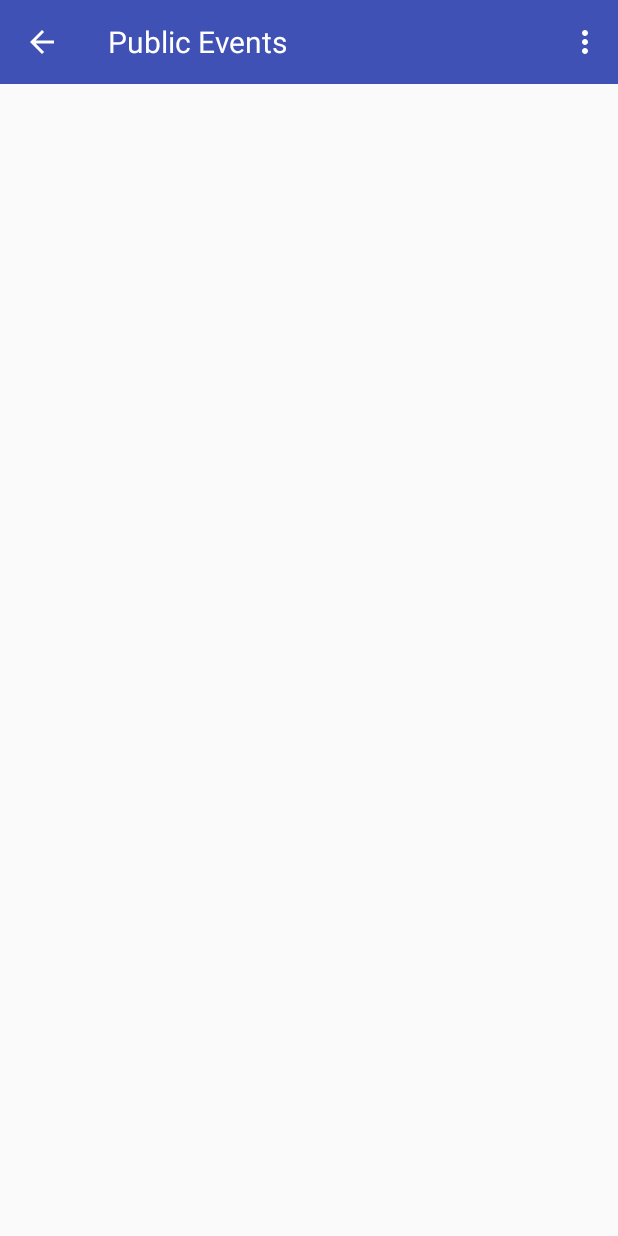
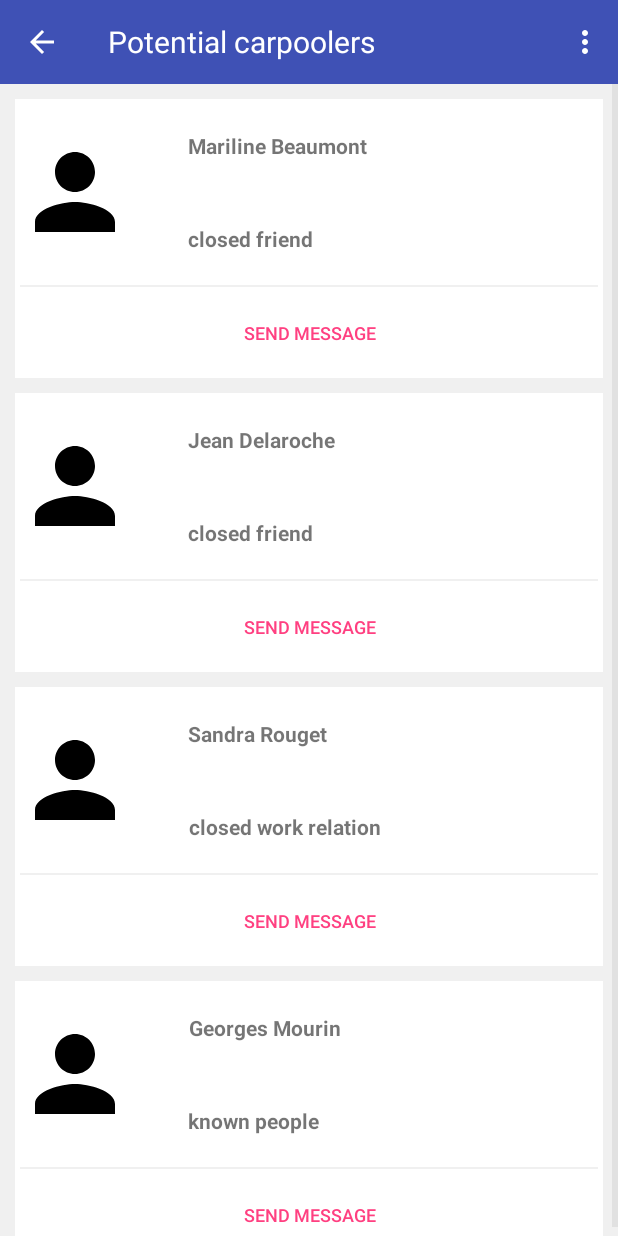
Before and after one commit to 0rangeProject/BeSocial, an Android app: the PotentialCarpoolersActivity screen opened directly, with no data from a screen before it, on a phone screen of 412 x 824 dp. Run offline under Robolectric (Android 15) with nearby library versions, the phone set to English and light mode, and no system bars; libraries missing offline, so code that uses them is left out: com.olab.smplibrary.

Commit message:
Improvement of PotentialCarpoolersActivity / Fragment

```diff
--- /dev/null
+++ b/app/src/main/java/com/example/agathe/tsgtest/carpooling/CardsAdapterCarpooling.java
@@ -0,0 +1,83 @@
+package com.example.agathe.tsgtest.carpooling;
+
+import android.content.Context;
+import android.view.LayoutInflater;
+import android.view.View;
+import android.view.View.OnClickListener;
+import android.view.ViewGroup;
+import android.widget.BaseAdapter;
+import android.widget.Button;
+import android.widget.TextView;
+
+import com.example.agathe.tsgtest.R;
+
+import java.util.List;
+
+/**
+ * Created by DanchaoGU on 2016/11/8.
+ */
+
+public class CardsAdapterCarpooling extends BaseAdapter {
+
+    private List<String> itemsName;
+    private List<String> itemsRelation;
+    private final OnClickListener itemButtonClickListener;
+    private final Context context;
+
+    public CardsAdapterCarpooling(Context context, List<String> itemsName, List<String> itemsRelation, OnClickListener itemButtonClickListener) {
+        this.context = context;
+        this.itemsName = itemsName;
+        this.itemsRelation = itemsRelation;
+        this.itemButtonClickListener = itemButtonClickListener;
+    }
+
+    @Override
+    public int getCount() {
+        return itemsName.size();
+    }
+
+    @Override
+    public String getItem(int position) {
+        return itemsName.get(position);
+    }
+
+    @Override
+    public long getItemId(int position) {
+        return position;
+    }
+
+    @Override
+    public View getView(int position, View convertView, ViewGroup parent) {
+
+        ViewHolder holder;
+
+        if (convertView == null) {
+            convertView = LayoutInflater.from(context).inflate(R.layout.list_item_card_carpooling, null);
+
+            holder = new ViewHolder();
+            holder.itemName = (TextView) convertView.findViewById(R.id.name);
+            holder.itemRelation = (TextView) convertView.findViewById(R.id.type_of_relation);
+            holder.itemButton = (Button) convertView.findViewById(R.id.list_item_card_button);
+            convertView.setTag(holder);
+
+        } else {
+            holder = (ViewHolder) convertView.getTag();
+        }
+
+        holder.itemName.setText(itemsName.get(position));
+        holder.itemRelation.setText(itemsRelation.get(position));
+
+        if (itemButtonClickListener != null) {
+            holder.itemButton.setOnClickListener(itemButtonClickListener);
+        }
+
+        return convertView;
+    }
+
+    private static class ViewHolder {
+        private TextView itemName;
+        private TextView itemRelation;
+        private Button itemButton;
+    }
+
+}
--- a/app/src/main/java/com/example/agathe/tsgtest/carpooling/PotentialCarpoolersActivity.java
+++ b/app/src/main/java/com/example/agathe/tsgtest/carpooling/PotentialCarpoolersActivity.java
@@ -1,6 +1,7 @@
 package com.example.agathe.tsgtest.carpooling;
 
 import android.content.Context;
+import android.content.Intent;
 import android.os.Bundle;
 import android.support.v7.app.ActionBar;
 import android.support.v7.app.AlertDialog;
@@ -23,12 +24,20 @@ public class PotentialCarpoolersActivity extends AppCompatActivity {
 
         Context context;
         TextView view_test, view_test_1;
+        public int pageNumber;
+
         @Override
         protected void onCreate(Bundle savedInstanceState) {
             super.onCreate(savedInstanceState);
-            setContentView(R.layout.activity_public_events);
-            //set toolbar
-            Toolbar myToolbar = (Toolbar) findViewById(R.id.my_toolbar_pe);
+            setContentView(R.layout.activity_carpoolers);
+
+            Bundle extras = getIntent().getExtras();
+
+            if (extras != null)
+                pageNumber = extras.getInt("pageNumber");
+
+            // Set toolbar
+            Toolbar myToolbar = (Toolbar) findViewById(R.id.my_toolbar_carpoolers);
             setSupportActionBar(myToolbar);
 
             // Get a support ActionBar corresponding to this toolbar
@@ -40,24 +49,6 @@ public class PotentialCarpoolersActivity extends AppCompatActivity {
             if (savedInstanceState == null) {
                 getFragmentManager().beginTransaction().add(R.id.container, new PotentialCarpoolersFragment()).commit();
             }
-
-            context = this;
-            view_test = (TextView) findViewById( R.id.pe_view_test);
-            view_test_1 = (TextView) findViewById( R.id.pe_view_test_1);
-            String test_output = "Logged as: " + SMPLibrary.LoggedUserName();
-            test_output += "Is logged in: " + SMPLibrary.IsLoggedIn();
-            SMPLibrary.GetFrequentContacts(context, 10, new DataResponseCallback(){
-                @Override
-                //  OnResponse callback is called when request is finished processing
-                //  returns response code and JSON in form of string.
-                public void OnResponse( int response_code, String data_response ){
-                    Log.i("PublicEvents:Response", "GetFrequentContacts response code " + response_code );
-                    Log.i("PublicEvents:Respwonse", "GetFrequentContacts - " + data_response);
-                    ShowMessage("Frequent Contacts\n" + data_response);
-                }
-            });
-            view_test.setText(test_output);
-
         }
 
         @Override
@@ -92,20 +83,9 @@ public class PotentialCarpoolersActivity extends AppCompatActivity {
             }
         }
 
-        //  function displaying message in TextView box.
-        void ShowMessage(String message){
-            final String to_show = message;
-            runOnUiThread(new Runnable() {
-                @Override
-                public void run() {
-                    view_test_1.setText( to_show );
-                }
-            });
-        }
-
         private void refresh() {
             finish();
-            // Intent intent = new Intent(PotentialCarpoolersActivity.class, PotentialCarpoolersActivity.class);
-            //startActivity(intent);
+            Intent intent = new Intent(PotentialCarpoolersActivity.this, PotentialCarpoolersActivity.class);
+            startActivity(intent);
         }
     }
--- a/app/src/main/java/com/example/agathe/tsgtest/carpooling/PotentialCarpoolersFragment.java
+++ b/app/src/main/java/com/example/agathe/tsgtest/carpooling/PotentialCarpoolersFragment.java
@@ -20,10 +20,11 @@ import java.util.ArrayList;
 
 public class PotentialCarpoolersFragment extends Fragment {
     private ListView cardsList;
+    private int pageNumber;
 
     @Override
     public View onCreateView(LayoutInflater inflater, ViewGroup container, Bundle savedInstanceState) {
-        View rootView = inflater.inflate(R.layout.fragment_public_events, container, false);
+        View rootView = inflater.inflate(R.layout.fragment_carpoolers, container, false);
         cardsList = (ListView) rootView.findViewById(R.id.cards_list);
         setupList();
         return rootView;
@@ -34,25 +35,51 @@ public class PotentialCarpoolersFragment extends Fragment {
         cardsList.setOnItemClickListener(new ListItemClickListener());
     }
 
-    private CardsAdapter createAdapter() {
-        ArrayList<String> items = new ArrayList<String>();
-        for (int i = 0; i < 100; i++) {
-            items.add(i, "Text for List Item " + i);
+    private CardsAdapterCarpooling createAdapter() {
+        ArrayList<String> itemsName = new ArrayList<String>();
+        ArrayList<String> itemsRelation = new ArrayList<String>();
+        if (pageNumber == 0) {
+            itemsName.add("Mariline Beaumont");
+            itemsName.add("Jean Delaroche");
+            itemsName.add("Sandra Rouget");
+            itemsName.add("Georges Mourin");
+            itemsRelation.add("closed friend");
+            itemsRelation.add("closed friend");
+            itemsRelation.add("closed work relation");
+            itemsRelation.add("known people");
         }
 
-        return new CardsAdapter(getActivity(), items, new ListItemButtonClickListener());
+        if (pageNumber == 1) {
+            itemsName.add("Jules Noyelles");
+            itemsName.add("Léa Dallenne");
+            itemsName.add("Caroline Dumoulin");
+            itemsName.add("Paul Martin");
+            itemsRelation.add("closed friend");
+            itemsRelation.add("family relation");
+            itemsRelation.add("closed work relation");
+            itemsRelation.add("known people");
+        }
+
+        if (pageNumber == 2) {
+            itemsName.add("Hélèna de Lila");
+            itemsName.add("Claude Sapin");
+            itemsName.add("Mélanie Lapin");
+            itemsName.add("Hector Sauvage");
+            itemsRelation.add("closed friend");
+            itemsRelation.add("closed friend");
+            itemsRelation.add("closed work relation");
+            itemsRelation.add("known people");
+        }
+
+        return new CardsAdapterCarpooling(getActivity(), itemsName, itemsRelation, new ListItemButtonClickListener());
     }
 
     private final class ListItemButtonClickListener implements View.OnClickListener {
         @Override
         public void onClick(View v) {
             for (int i = cardsList.getFirstVisiblePosition(); i <= cardsList.getLastVisiblePosition(); i++) {
-                if (v == cardsList.getChildAt(i - cardsList.getFirstVisiblePosition()).findViewById(R.id.list_item_card_button_1)) {
-                    // PERFORM AN ACTION WITH THE ITEM AT POSITION i
-                    Toast.makeText(getActivity(), "Clicked on Left Action Button of List Item " + i, Toast.LENGTH_SHORT).show();
-                } else if (v == cardsList.getChildAt(i - cardsList.getFirstVisiblePosition()).findViewById(R.id.list_item_card_button_2)) {
-                    // PERFORM ANOTHER ACTION WITH THE ITEM AT POSITION i
-                    Toast.makeText(getActivity(), "Clicked on Right Action Button of List Item " + i, Toast.LENGTH_SHORT).show();
+                if (v == cardsList.getChildAt(i - cardsList.getFirstVisiblePosition()).findViewById(R.id.list_item_card_button)) {
+                    Toast.makeText(getActivity(), "Clicked on Action Button of List Item " + i, Toast.LENGTH_SHORT).show();
                 }
             }
         }
--- a/app/src/main/java/com/example/agathe/tsgtest/carpooling/PurposeActivity.java
+++ b/app/src/main/java/com/example/agathe/tsgtest/carpooling/PurposeActivity.java
@@ -3,7 +3,6 @@ package com.example.agathe.tsgtest.carpooling;
 import android.content.Intent;
 import android.support.annotation.Nullable;
 import android.support.design.widget.FloatingActionButton;
-import android.support.design.widget.Snackbar;
 import android.support.v4.app.FragmentTransaction;
 import android.support.v7.app.AppCompatActivity;
 import android.support.v7.widget.Toolbar;
@@ -13,6 +12,7 @@ import android.support.v4.app.FragmentManager;
 import android.support.v4.app.FragmentPagerAdapter;
 import android.support.v4.view.ViewPager;
 import android.os.Bundle;
+import android.util.Log;
 import android.view.LayoutInflater;
 import android.view.Menu;
 import android.view.MenuItem;
@@ -35,23 +35,10 @@ import com.google.android.gms.maps.model.MarkerOptions;
 import java.util.ArrayList;
 import java.util.List;
 
-
 public class PurposeActivity extends AppCompatActivity {
 
-    /**
-     * The {@link android.support.v4.view.PagerAdapter} that will provide
-     * fragments for each of the sections. We use a
-     * {@link FragmentPagerAdapter} derivative, which will keep every
-     * loaded fragment in memory. If this becomes too memory intensive, it
-     * may be best to switch to a
-     * {@link android.support.v4.app.FragmentStatePagerAdapter}.
-     */
     private SectionsPagerAdapter mSectionsPagerAdapter;
     private static View view;
-
-    /**
-     * The {@link ViewPager} that will host the section contents.
-     */
     private ViewPager mViewPager;
 
     @Override
@@ -61,25 +48,25 @@ public class PurposeActivity extends AppCompatActivity {
 
         Toolbar toolbar = (Toolbar) findViewById(R.id.toolbar);
         setSupportActionBar(toolbar);
-        // Create the adapter that will return a fragment for each of the three
-        // primary sections of the activity.
+
         mSectionsPagerAdapter = new SectionsPagerAdapter(getSupportFragmentManager());
 
         // Set up the ViewPager with the sections adapter.
         mViewPager = (ViewPager) findViewById(R.id.container);
         mViewPager.setAdapter(mSectionsPagerAdapter);
 
+        PageListener pageListener = new PageListener();
+        mViewPager.setOnPageChangeListener(pageListener);
+
         FloatingActionButton fab = (FloatingActionButton) findViewById(R.id.fab);
         fab.setOnClickListener(new View.OnClickListener() {
             @Override
             public void onClick(View view) {
                 Intent intent = new Intent(PurposeActivity.this, PotentialCarpoolersActivity.class);
+                intent.putExtra("pageNumber", currentPage);
                 startActivity(intent);
-                Snackbar.make(view, "Replace with your own action", Snackbar.LENGTH_LONG)
-                        .setAction("Action", null).show();
             }
         });
-
     }
 
 
@@ -114,6 +101,7 @@ public class PurposeActivity extends AppCompatActivity {
          * fragment.
          */
         private static final String ARG_SECTION_NUMBER = "section_number";
+        // private int pageNumber = 0;
 
         public PlaceholderFragment() {
         }
@@ -150,6 +138,7 @@ public class PurposeActivity extends AppCompatActivity {
                     destination.setText("2 Avenue de la Porte Molitor, 75016 Paris");
                     break;
             }
+
             return view;
         }
 
@@ -208,6 +197,10 @@ public class PurposeActivity extends AppCompatActivity {
                 }
             });
         }
+
+        public int getPageNumber() {
+            return getArguments().getInt(ARG_SECTION_NUMBER);
+        }
     }
 
     /**
@@ -233,4 +226,12 @@ public class PurposeActivity extends AppCompatActivity {
             return 3;
         }
     }
+
+    private static int currentPage;
+
+    private static class PageListener extends ViewPager.SimpleOnPageChangeListener {
+        public void onPageSelected(int position) {
+            currentPage = position;
+        }
+    }
 }
--- /dev/null
+++ b/app/src/main/res/drawable/ic_person_black_24dp.xml
@@ -0,0 +1,9 @@
+<vector xmlns:android="http://schemas.android.com/apk/res/android"
+        android:width="24dp"
+        android:height="24dp"
+        android:viewportWidth="24.0"
+        android:viewportHeight="24.0">
+    <path
+        android:fillColor="#FF000000"
+        android:pathData="M12,12c2.21,0 4,-1.79 4,-4s-1.79,-4 -4,-4 -4,1.79 -4,4 1.79,4 4,4zM12,14c-2.67,0 -8,1.34 -8,4v2h16v-2c0,-2.66 -5.33,-4 -8,-4z"/>
+</vector>
--- /dev/null
+++ b/app/src/main/res/layout/activity_carpoolers.xml
@@ -0,0 +1,35 @@
+<?xml version="1.0" encoding="utf-8"?>
+<LinearLayout xmlns:android="http://schemas.android.com/apk/res/android"
+    xmlns:tools="http://schemas.android.com/tools"
+    android:layout_width="match_parent"
+    android:layout_height="match_parent"
+    android:orientation="vertical"
+    tools:context="com.example.agathe.tsgtest.events.PublicEventsActivity">
+
+    <android.support.v7.widget.Toolbar
+        xmlns:app="http://schemas.android.com/apk/res-auto"
+        android:id="@+id/my_toolbar_carpoolers"
+        android:layout_width="match_parent"
+        android:layout_height="?attr/actionBarSize"
+        android:background="?attr/colorPrimary"
+        android:theme="@style/ThemeOverlay.AppCompat.Dark.ActionBar"
+        app:popupTheme="@style/ThemeOverlay.AppCompat.Light" >
+
+        <TextView
+            android:layout_width="match_parent"
+            android:layout_height="wrap_content"
+            android:text="@string/potential_carpoolers"
+            android:textSize="20sp"
+            android:textColor="#FFFFFF" />
+
+    </android.support.v7.widget.Toolbar>
+
+    <FrameLayout xmlns:android="http://schemas.android.com/apk/res/android"
+        xmlns:tools="http://schemas.android.com/tools"
+        android:id="@+id/container"
+        android:layout_width="match_parent"
+        android:layout_height="match_parent"
+        tools:context="com.example.agathe.tsgtest.carpooling.PotentialCarpoolersActivity"
+        tools:ignore="MergeRootFrame" />
+
+</LinearLayout>
--- /dev/null
+++ b/app/src/main/res/layout/fragment_carpoolers.xml
@@ -0,0 +1,18 @@
+<LinearLayout xmlns:android="http://schemas.android.com/apk/res/android"
+    xmlns:tools="http://schemas.android.com/tools"
+    android:layout_width="match_parent"
+    android:layout_height="match_parent"
+    android:background="@color/light_grey" >
+
+    <ListView
+        android:id="@+id/cards_list"
+        android:layout_width="match_parent"
+        android:layout_height="wrap_content"
+        android:clipToPadding="false"
+        android:divider="@android:color/transparent"
+        android:dividerHeight="10dp"
+        android:padding="10dp"
+        android:scrollbarStyle="outsideOverlay"
+        tools:listitem="@layout/list_item_card_carpooling" />
+
+</LinearLayout>
--- /dev/null
+++ b/app/src/main/res/layout/fragment_public_events.xml
@@ -0,0 +1,18 @@
+<LinearLayout xmlns:android="http://schemas.android.com/apk/res/android"
+    xmlns:tools="http://schemas.android.com/tools"
+    android:layout_width="match_parent"
+    android:layout_height="match_parent"
+    android:background="@color/light_grey" >
+
+    <ListView
+        android:id="@+id/cards_list"
+        android:layout_width="match_parent"
+        android:layout_height="wrap_content"
+        android:clipToPadding="false"
+        android:divider="@android:color/transparent"
+        android:dividerHeight="10dp"
+        android:padding="10dp"
+        android:scrollbarStyle="outsideOverlay"
+        tools:listitem="@layout/list_item_card" />
+
+</LinearLayout>
--- /dev/null
+++ b/app/src/main/res/layout/list_item_card_carpooling.xml
@@ -0,0 +1,55 @@
+<?xml version="1.0" encoding="utf-8"?>
+<LinearLayout xmlns:android="http://schemas.android.com/apk/res/android"
+    android:layout_width="match_parent"
+    android:layout_height="match_parent"
+    android:background="@drawable/selectable_background"
+    android:orientation="vertical" >
+    <LinearLayout
+        android:layout_width="match_parent"
+        android:layout_height="wrap_content"
+        android:orientation="horizontal">
+        <ImageView
+            android:layout_width="80dp"
+            android:layout_height="match_parent"
+            android:src="@drawable/ic_person_black_24dp" />
+        <LinearLayout
+            android:layout_width="match_parent"
+            android:layout_height="wrap_content"
+            android:orientation="vertical"
+            android:paddingLeft="30dp">
+            <TextView
+                android:id="@+id/name"
+                style="@style/ListItemText"
+                android:layout_width="wrap_content"
+                android:layout_height="wrap_content" />
+            <TextView
+                android:id="@+id/type_of_relation"
+                style="@style/ListItemText"
+                android:layout_width="wrap_content"
+                android:layout_height="wrap_content" />
+        </LinearLayout>
+    </LinearLayout>
+    <View
+        android:layout_width="match_parent"
+        android:layout_height="1dip"
+        android:layout_marginLeft="3dip"
+        android:layout_marginRight="3dip"
+        android:background="@color/light_grey" />
+    <LinearLayout
+        style="?android:attr/buttonBarStyle"
+        android:layout_width="match_parent"
+        android:layout_height="wrap_content" >
+        <Button
+            android:id="@+id/list_item_card_button"
+            style="?android:attr/buttonBarButtonStyle"
+            android:layout_width="match_parent"
+            android:layout_height="wrap_content"
+            android:layout_margin="3dip"
+            android:layout_weight="1"
+            android:focusable="false"
+            android:focusableInTouchMode="false"
+            android:text="@string/list_item_button"
+            android:textSize="12sp"
+            android:textStyle="normal" />
+    </LinearLayout>
+</LinearLayout>
--- a/app/src/main/res/values/colors.xml
+++ b/app/src/main/res/values/colors.xml
@@ -2,7 +2,6 @@
 <resources>
     <color name="splash_text">#F58535</color>
     <color name="splash_background">#FFFFFF</color>
-
     <color name="colorPrimary">#3F51B5</color>
     <color name="colorPrimaryDark">#303F9F</color>
     <color name="colorAccent">#FF4081</color>
--- a/app/src/main/res/values/ids.xml
+++ /dev/null
@@ -1,2 +0,0 @@
-<?xml version="1.0" encoding="utf-8"?>
-<resources></resources>
--- a/app/src/main/res/values/strings.xml
+++ b/app/src/main/res/values/strings.xml
@@ -25,7 +25,7 @@
     <string name="little_services">LTTLE SERVICES</string>
     <string name="send_message">SEND MESSAGE</string>
     <string name="call">CALL</string>
-    <string name="app_name">TSG Test</string>
+    <string name="app_name">Be Social</string>
 
     <!--Public events -->
     <string name="dialog_message">Created by Danchao GU - 2016</string>
@@ -37,7 +37,10 @@
     <string name="maps_introduction">We detected you often take this path :</string>
     <string name="departure">Departure : </string>
     <string name="destination">Destination : </string>
+    <string name="list_item_button">Send message</string>
+    <string name="potential_carpoolers">Potential carpoolers</string>
 
+    <!--Titles -->
     <string name="title_activity_maps">Map</string>
     <string name="title_activity_purpose">Carpooling</string>
     <string name="action_settings">Settings</string>
--- a/app/src/main/res/values/styles.xml
+++ b/app/src/main/res/values/styles.xml
@@ -25,10 +25,4 @@
     <item name="android:textSize">14sp</item>
     <item name="android:textStyle">bold</item>
 </style>
-
-    <style name="AppTheme.AppBarOverlay" parent="ThemeOverlay.AppCompat.Dark.ActionBar" />
-
-    <style name="AppTheme.PopupOverlay" parent="ThemeOverlay.AppCompat.Light" />
-
-
 </resources>
```
Also changed, not shown: app/src/main/AndroidManifest.xml (+4 -3 lines). Lines whose indentation alone changed are shown as unchanged.
